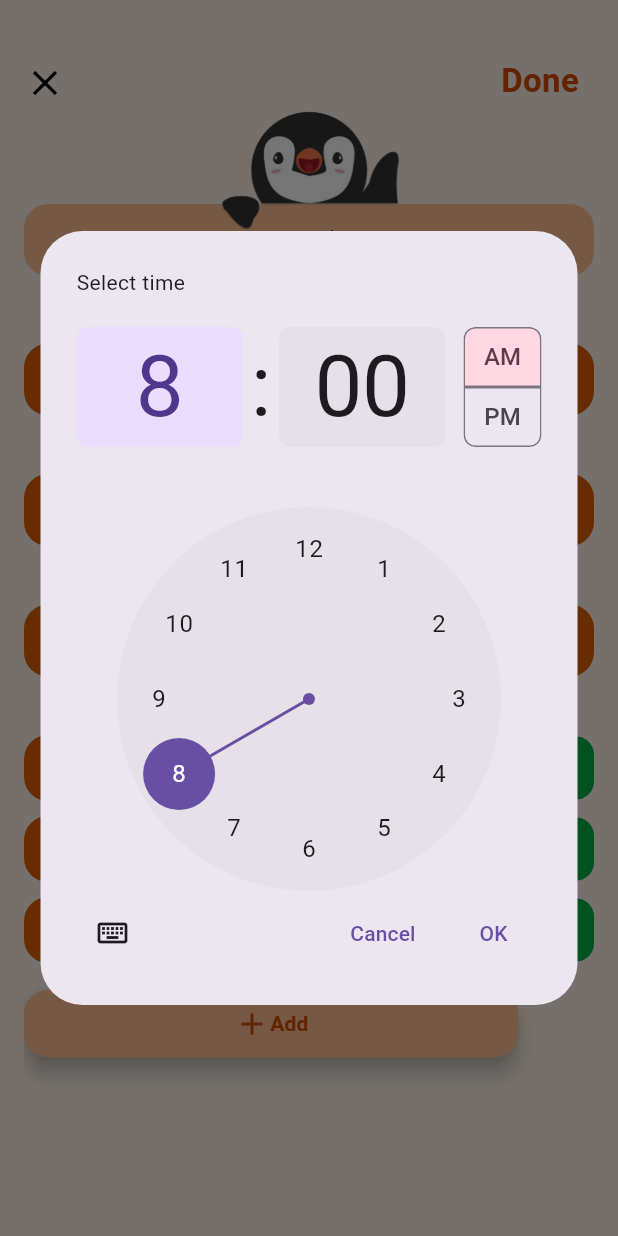
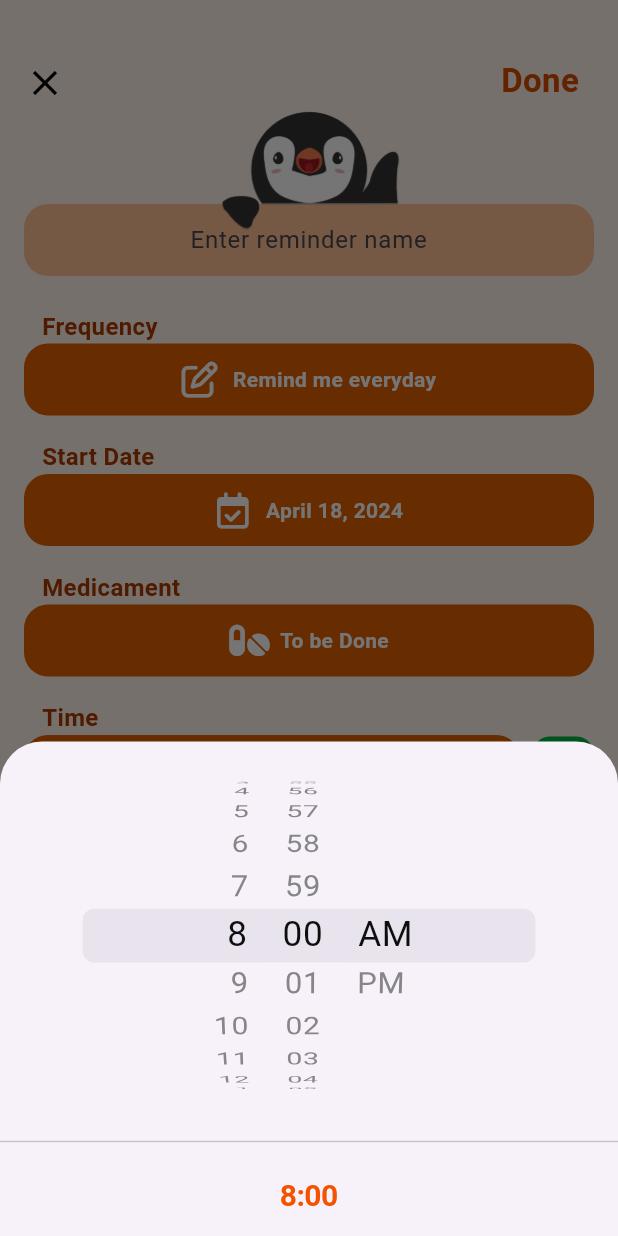
Before and after one commit to YZ1GO/L.EIC017_ES_PRJ, a Flutter app: the AddReminderPage screen opened directly, after a tap on "Add", on a phone screen of 412 x 824 dp. Run offline on Flutter 3.47's test engine with Material 3 defaults, Android fonts, the phone set to English and light mode, and no system bars; our stand-ins replace firebase_core, firebase_database, flutter_local_notifications, font_awesome_flutter, permission_handler, shared_preferences and 1 more; accounts and stored records are empty.

Commit message:
changed way to select time

```diff
--- a/app/lib/screens/add_reminder_screen.dart
+++ b/app/lib/screens/add_reminder_screen.dart
@@ -1,6 +1,7 @@
 import 'package:flutter/material.dart';
 import 'package:font_awesome_flutter/font_awesome_flutter.dart';
 import 'package:intl/intl.dart';
+import 'package:flutter/cupertino.dart';
 
 class AddReminderPage extends StatefulWidget {
   @override
@@ -125,21 +126,60 @@ class _AddReminderPageState extends State<AddReminderPage> {
     }
   }
 
+  Future<void> _selectTime(BuildContext context, [TimeOfDay? initialTime]) async {
+    TimeOfDay pickedTime = initialTime ?? TimeOfDay(hour: 8, minute: 0);
 
-  Future<void> _selectTime(BuildContext context, [TimeOfDay? initialTime]) async {
-    final TimeOfDay? picked = await showTimePicker(
+    final TimeOfDay? newPickedTime = await showModalBottomSheet<TimeOfDay>(
       context: context,
-      initialTime: initialTime ?? TimeOfDay(hour: 8, minute: 0),
+      builder: (BuildContext context) {
+        return StatefulBuilder(
+          builder: (BuildContext context, StateSetter setState) {
+            return Container(
+              height: MediaQuery.of(context).size.height * 0.4,
+              child: Column(
+                children: [
+                  Expanded(
+                    child: CupertinoDatePicker(
+                      mode: CupertinoDatePickerMode.time,
+                      initialDateTime: DateTime(2024, 1, 1, pickedTime.hour, pickedTime.minute),
+                      onDateTimeChanged: (DateTime newDateTime) {
+                        setState(() {
+                          pickedTime = TimeOfDay.fromDateTime(newDateTime);
+                        });
+                      },
+                    ),
+                  ),
+                  const Divider(),
+                  CupertinoButton(
+                    child: Text(
+                        '${pickedTime.hour}:${pickedTime.minute.toString().padLeft(2, '0')}',
+                        style: const TextStyle(
+                          color: Color.fromRGBO(243, 83, 0, 1),
+                          fontSize: 20,
+                          fontWeight: FontWeight.bold,
+                        ),
+                    ),
+                    onPressed: () {
+                      Navigator.pop(context, pickedTime);
+                    },
+                  ),
+                ],
+              ),
+            );
+          },
+        );
+      },
     );
-    if (picked != null) {
-      final newTime = picked;
+
+    if (newPickedTime != null) {
+      final newTime = newPickedTime;
       if (!_times.any((time) => time.hour == newTime.hour && time.minute == newTime.minute)) {
         setState(() {
           if (initialTime != null) {
             // If editing an existing time, remove the old time first
             _times.removeWhere((time) => time.hour == initialTime.hour && time.minute == initialTime.minute);
           }
-          _times.add(picked);
+          _times.add(newTime);
           _times.sort((a, b) => _timeOfDayToInt(a).compareTo(_timeOfDayToInt(b)));
         });
       }
```
